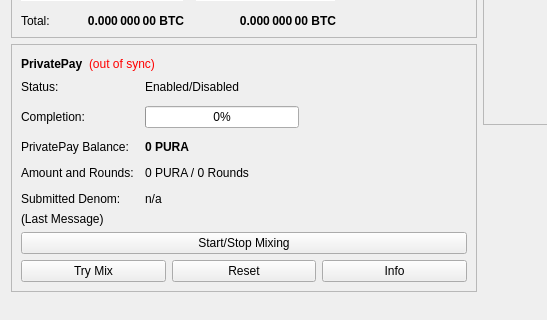
First picture: the form in src/qt/forms/overviewpage.ui, repository folsocial/FOL, before the edit; both pictures show x 0 to 547 and y 178 to 498 of the 960 by 585 pixel window.
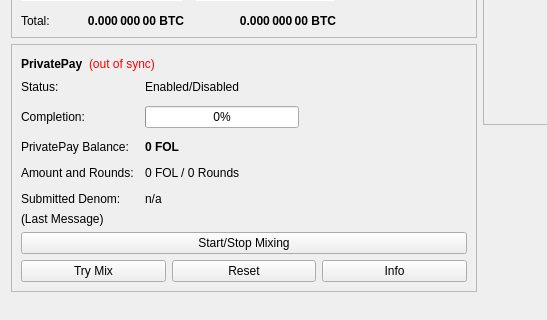
Second picture: the form after the edit.

Commit message: clone PURA for testing & studying

```diff
--- a/src/qt/forms/overviewpage.ui
+++ b/src/qt/forms/overviewpage.ui
@@ -511,7 +511,7 @@
                </font>
               </property>
               <property name="text">
-               <string notr="true">0 PURA</string>
+               <string notr="true">0 FOL</string>
               </property>
              </widget>
             </item>
@@ -525,7 +525,7 @@
             <item row="3" column="1">
              <widget class="QLabel" name="labelAmountRounds">
               <property name="text">
-               <string>0 PURA / 0 Rounds</string>
+               <string>0 FOL / 0 Rounds</string>
               </property>
              </widget>
             </item>
```
The commit also changes 184 other files.
